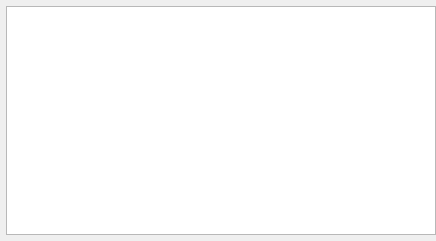
Before: the Qt Designer form calibre/gui2/viewer/qstackedwidget/qstackedwidgetSynopsis.ui in cricobs/calibre_highway, drawn with Qt 5.
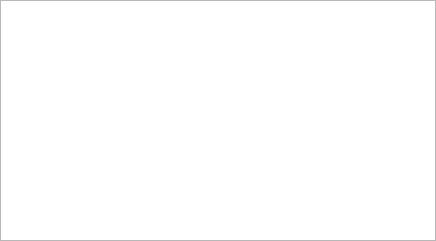
After: the same form once the commit is applied. Custom widgets are drawn as their Qt base class.

What changed in the file:
```diff
--- a/calibre/gui2/viewer/qstackedwidget/qstackedwidgetSynopsis.ui
+++ b/calibre/gui2/viewer/qstackedwidget/qstackedwidgetSynopsis.ui
@@ -16,16 +16,16 @@
   <widget class="QWidget" name="page">
    <layout class="QVBoxLayout" name="verticalLayout">
     <property name="leftMargin">
-     <number>6</number>
+     <number>0</number>
     </property>
     <property name="topMargin">
-     <number>6</number>
+     <number>0</number>
     </property>
     <property name="rightMargin">
      <number>0</number>
     </property>
     <property name="bottomMargin">
-     <number>6</number>
+     <number>0</number>
     </property>
     <item>
      <widget class="QplaintexteditEdit" name="qplaintexteditEdit">
```
